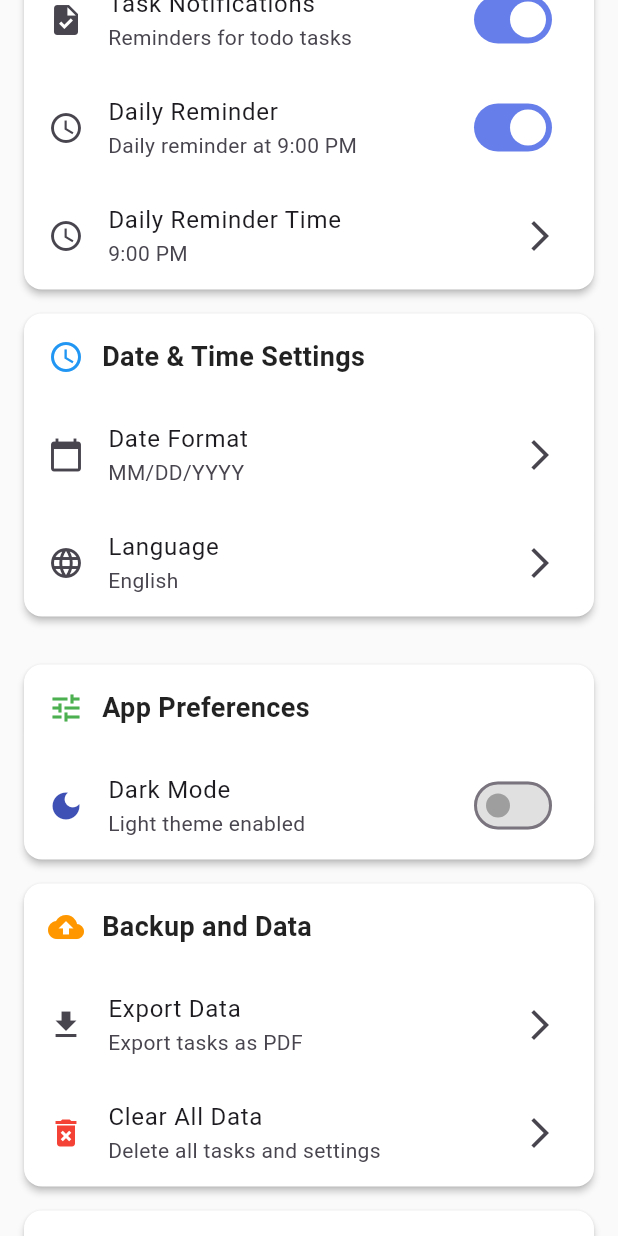
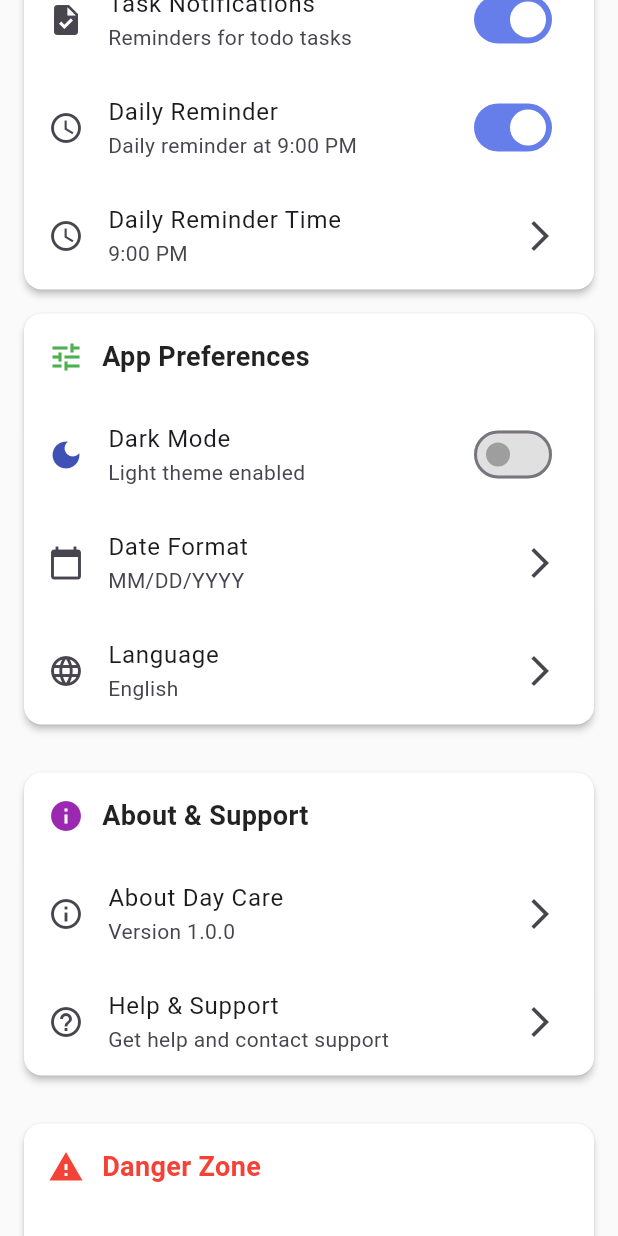
Before and after one commit to SadikshyaBashyal/Todo-App, a Flutter app: the SettingsScreen screen opened directly, scrolled down 576 dp, on a phone screen of 412 x 824 dp. Run offline on Flutter 3.47's test engine with Material 3 defaults, Android fonts, the phone set to English and light mode, and no system bars; our stand-ins replace flutter_local_notifications, image_picker, month_picker_dialog, shared_preferences, timezone; accounts and stored records are empty.

Commit message:
Settings Update

```diff
--- a/todo/lib/screens/settings_screen.dart
+++ b/todo/lib/screens/settings_screen.dart
@@ -11,17 +11,8 @@ import 'package:image_picker/image_picker.dart';
 import 'dart:io';
 import 'package:flutter/foundation.dart' show kIsWeb;
 import 'dart:typed_data';
-import 'package:share_plus/share_plus.dart';
-import 'package:path_provider/path_provider.dart';
-// import 'package:pdf/pdf.dart';
-import 'package:pdf/widgets.dart' as pw;
-// import 'package:printing/printing.dart';
-// import 'package:flutter/rendering.dart';
 import 'package:url_launcher/url_launcher.dart';
-// import 'dart:convert';
 import 'package:shared_preferences/shared_preferences.dart';
-// import 'package:flutter_local_notifications/flutter_local_notifications.dart';
-// import 'package:intl/intl.dart';
 
 class SettingsScreen extends StatefulWidget {
   const SettingsScreen({super.key});
@@ -100,14 +91,8 @@ class _SettingsScreenState extends State<SettingsScreen> {
                 // Notification Settings
                 _buildNotificationSettings(),
 
-                // Date & Time Settings
-                _buildDateTimeSettings(),
-
                 // App Preferences
                 _buildAppPreferences(themeProvider),
-
-                // Data & Backup
-                _buildDataBackup(),
 
                 // About & Support
                 _buildAboutSupport(),
@@ -329,47 +314,6 @@ class _SettingsScreenState extends State<SettingsScreen> {
     );
   }
 
-  Widget _buildDateTimeSettings() {
-    return Card(
-      margin: const EdgeInsets.all(16),
-      child: Column(
-        crossAxisAlignment: CrossAxisAlignment.start,
-        children: [
-          const Padding(
-            padding: EdgeInsets.all(16),
-            child: Row(
-              children: [
-                Icon(Icons.access_time, color: Colors.blue),
-                SizedBox(width: 12),
-                Text(
-                  'Date & Time Settings',
-                  style: TextStyle(
-                    fontSize: 18,
-                    fontWeight: FontWeight.bold,
-                  ),
-                ),
-              ],
-            ),
-          ),
-          ListTile(
-            leading: const Icon(Icons.calendar_today),
-            title: const Text('Date Format'),
-            subtitle: Text(_selectedDateFormat),
-            trailing: const Icon(Icons.arrow_forward_ios),
-            onTap: () => _showDateFormatDialog(),
-          ),
-          ListTile(
-            leading: const Icon(Icons.language),
-            title: const Text('Language'),
-            subtitle: Text(_selectedLanguage),
-            trailing: const Icon(Icons.arrow_forward_ios),
-            onTap: () => _showLanguageDialog(),
-          ),
-        ],
-      ),
-    );
-  }
-
   Widget _buildAppPreferences(ThemeProvider themeProvider) {
     return Card(
       margin: const EdgeInsets.all(16),
@@ -406,118 +350,19 @@ class _SettingsScreenState extends State<SettingsScreen> {
               },
             ),
           ),
-        ],
-      ),
-    );
-  }
-
-  Widget _buildDataBackup() {
-    return Card(
-      margin: const EdgeInsets.symmetric(horizontal: 16),
-      child: Column(
-        crossAxisAlignment: CrossAxisAlignment.start,
-        children: [
-          const Padding(
-            padding: EdgeInsets.all(16),
-            child: Row(
-              children: [
-                Icon(Icons.backup, color: Colors.orange),
-                SizedBox(width: 12),
-                Text(
-                  'Backup and Data',
-                  style: TextStyle(
-                    fontSize: 18,
-                    fontWeight: FontWeight.bold,
-                  ),
-                ),
-              ],
-            ),
+           ListTile(
+            leading: const Icon(Icons.calendar_today),
+            title: const Text('Date Format'),
+            subtitle: Text(_selectedDateFormat),
+            trailing: const Icon(Icons.arrow_forward_ios),
+            onTap: () => _showDateFormatDialog(),
           ),
           ListTile(
-            leading: const Icon(Icons.download),
-            title: const Text('Export Data'),
-            subtitle: const Text('Export tasks as PDF'),
+            leading: const Icon(Icons.language),
+            title: const Text('Language'),
+            subtitle: Text(_selectedLanguage),
             trailing: const Icon(Icons.arrow_forward_ios),
-            onTap: () async {
-              // Try to export data as PDF
-              try {
-                final provider = Provider.of<TodoProvider>(context, listen: false);
-                final todos = provider.todos;
-                final events = provider.events;
-
-                // Dynamically import pdf and printing packages if available
-                // If not, show a message that export is not available
-                try {
-                  // Import these at the top of your file:
-                  // import 'package:pdf/widgets.dart' as pw;
-                  // import 'package:printing/printing.dart';
-                  // import 'package:path_provider/path_provider.dart';
-                  // import 'dart:io';
-
-                  final pdf = pw.Document();
-
-                  pdf.addPage(
-                    pw.MultiPage(
-                      build: (pw.Context context) => [
-                        pw.Header(level: 0, child: pw.Text('Day Care App Data Export')),
-                        pw.SizedBox(height: 10),
-                        pw.Text('Tasks:', style: pw.TextStyle(fontWeight: pw.FontWeight.bold)),
-                        ...todos.isEmpty
-                            ? [pw.Text('No tasks found.')]
-                            : todos.map((t) => pw.Bullet(text: t.title)).toList(),
-                        pw.SizedBox(height: 20),
-                        pw.Text('Events:', style: pw.TextStyle(fontWeight: pw.FontWeight.bold)),
-                        ...events.isEmpty
-                            ? [pw.Text('No events found.')]
-                            : events.map((e) => pw.Bullet(text: e.title)).toList(),
-                      ],
-                    ),
-                  );
-
-                  Directory? dir;
-                  try {
-                    dir = await getTemporaryDirectory();
-                  } catch (e) {
-                    if (!mounted) return;
-                    ScaffoldMessenger.of(context).showSnackBar(
-                      const SnackBar(content: Text('Export failed: path_provider not available. Add it to pubspec.yaml.')),
-                    );
-                    return;
-                  }
-
-                  final file = File('${dir.path}/daycare_export.pdf');
-                  await file.writeAsBytes(await pdf.save());
-
-                  try {
-                    await Share.shareXFiles([XFile(file.path)], text: 'Day Care App Data Export (PDF)');
-                  } catch (e) {
-                    if (!mounted) return;
-                    ScaffoldMessenger.of(context).showSnackBar(
-                      const SnackBar(content: Text('Export failed: share_plus not available. Add it to pubspec.yaml.')),
-                    );
-                  }
-                } catch (e) {
-                  if (!mounted) return;
-                  ScaffoldMessenger.of(context).showSnackBar(
-                    const SnackBar(
-                      content: Text('PDF export not available. Please add "pdf" and "printing" packages to pubspec.yaml.'),
-                    ),
-                  );
-                }
-              } catch (e) {
-                if (!mounted) return;
-                ScaffoldMessenger.of(context).showSnackBar(
-                  SnackBar(content: Text('Export failed: $e')),
-                );
-              }
-            },
-          ),
-          ListTile(
-            leading: const Icon(Icons.delete_forever, color: Colors.red),
-            title: const Text('Clear All Data'),
-            subtitle: const Text('Delete all tasks and settings'),
-            trailing: const Icon(Icons.arrow_forward_ios),
-            onTap: () => _showClearDataDialog(),
+            onTap: () => _showLanguageDialog(),
           ),
         ],
       ),
@@ -605,6 +450,13 @@ class _SettingsScreenState extends State<SettingsScreen> {
             title: const Text('Change Password', style: TextStyle(color: Colors.red)),
             trailing: const Icon(Icons.arrow_forward_ios, color: Colors.red),
             onTap: () => _showChangePasswordDialog(user),
+          ),
+          ListTile(
+            leading: const Icon(Icons.delete_forever, color: Colors.red),
+            title: const Text('Clear All Data', style: TextStyle(color: Colors.red)),
+            subtitle: const Text('Delete all tasks and settings', style: TextStyle(color: Colors.red)),
+            trailing: const Icon(Icons.arrow_forward_ios, color: Colors.red),
+            onTap: () => _showClearDataDialog(),
           ),
         ],
       ),
```
